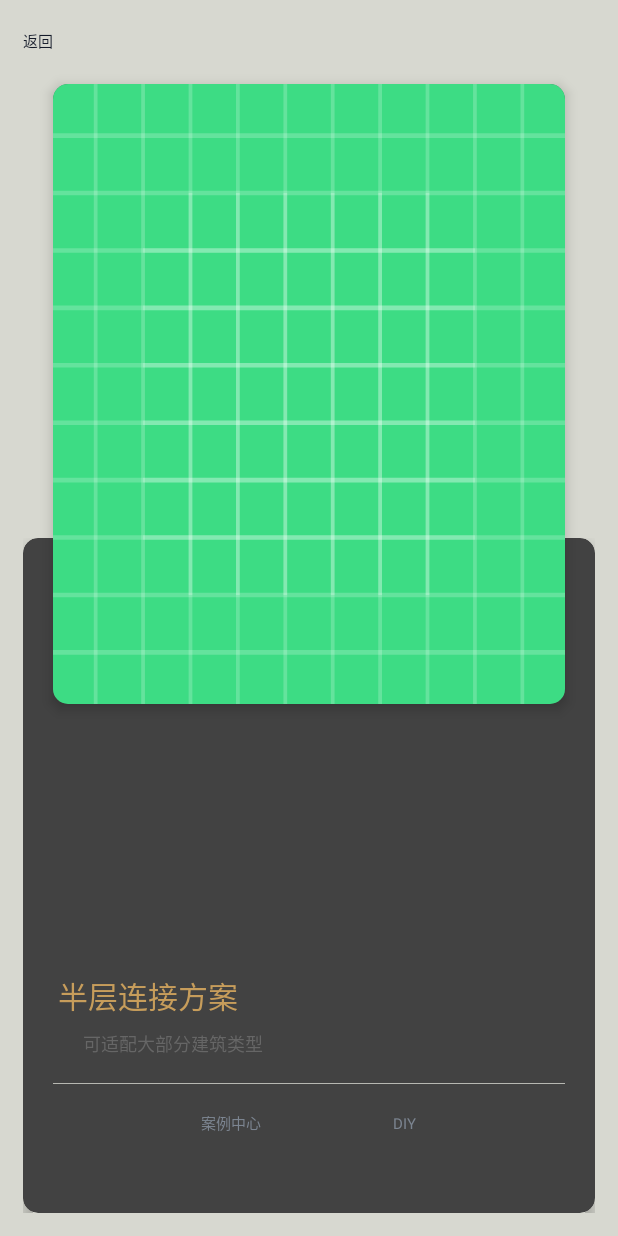
After one commit to HeroLBJ/OTIS, an Android app: the layout activity_aeeb_more_detail.xml on its own in the app's theme, with its tools: preview values and no code run, on a phone screen of 412 x 824 dp. The commit adds this screen. Run offline under Robolectric (Android 15) with nearby library versions, the phone set to English and light mode, and no system bars; Roboto replaces fonts that are not available here.

Commit message:
多 详情

```diff
--- a/OTIS/app/src/main/AndroidManifest.xml
+++ b/OTIS/app/src/main/AndroidManifest.xml
@@ -14,7 +14,8 @@
         android:roundIcon="@mipmap/ic_launcher_round"
         android:supportsRtl="true"
         android:theme="@style/Theme.AEEB">
-        <activity android:name=".ui.aeeb.more.AeebMoreActivity"></activity>
+        <activity android:name=".ui.aeeb.more.detail.AeebMoreDetailActivity"></activity>
+        <activity android:name=".ui.aeeb.more.AeebMoreActivity" />
         <activity android:name=".ui.aeeb.pretty.AeebPrettyActivity" />
         <activity android:name=".ui.aeeb.spare.AeebSpareActivity" />
         <activity android:name=".ui.aeeb.good.AeebGoodActivity" />
--- a/OTIS/app/src/main/java/com/bocweb/otis/ui/aeeb/more/child/AeebMoreChildAdapter.kt
+++ b/OTIS/app/src/main/java/com/bocweb/otis/ui/aeeb/more/child/AeebMoreChildAdapter.kt
@@ -1,7 +1,11 @@
 package com.bocweb.otis.ui.aeeb.more.child
 
+import android.content.Intent
+import android.view.View
 import com.bocweb.otis.R
 import com.bocweb.otis.ui.aeeb.common.AeebInfo
+import com.bocweb.otis.ui.aeeb.more.detail.AeebMoreDetailActivity
+import com.bocweb.otis.util.setClickNoRepeat
 import com.chad.library.adapter.base.BaseQuickAdapter
 import com.chad.library.adapter.base.viewholder.BaseViewHolder
 
@@ -12,9 +16,14 @@ class AeebMoreChildAdapter(data: MutableList<AeebInfo>) :
     override fun convert(holder: BaseViewHolder, item: AeebInfo) {
         holder.apply {
             setBackgroundColor(R.id.iv_bg, item.image1)
-            setText(R.id.tv_title,item.title)
-            setText(R.id.tv_desc,item.desc1)
-            setBackgroundColor(R.id.iv_no,item.image2)
+            setText(R.id.tv_title, item.title)
+            setText(R.id.tv_desc, item.desc1)
+            setBackgroundColor(R.id.iv_no, item.image2)
+
+            getView<View>(R.id.action).setClickNoRepeat {
+                val intent = Intent(context, AeebMoreDetailActivity::class.java)
+                context.startActivity(intent)
+            }
         }
     }
 }
--- /dev/null
+++ b/OTIS/app/src/main/java/com/bocweb/otis/ui/aeeb/more/detail/AeebMoreDetailActivity.kt
@@ -0,0 +1,12 @@
+package com.bocweb.otis.ui.aeeb.more.detail
+
+import com.bocweb.otis.R
+import com.bocweb.otis.app.base.BaseFragment
+
+class AeebMoreDetailActivity : BaseFragment() {
+    override fun getLayoutId() = R.layout.activity_aeeb_more_detail
+
+    override fun initView() {
+
+    }
+}
--- /dev/null
+++ b/OTIS/app/src/main/res/layout/activity_aeeb_more_detail.xml
@@ -0,0 +1,119 @@
+<?xml version="1.0" encoding="utf-8"?>
+<RelativeLayout xmlns:android="http://schemas.android.com/apk/res/android"
+    xmlns:app="http://schemas.android.com/apk/res-auto"
+    xmlns:tools="http://schemas.android.com/tools"
+    android:layout_width="match_parent"
+    android:layout_height="match_parent"
+    android:background="@color/page_bg"
+    tools:context=".ui.aeeb.more.detail.AeebMoreDetailActivity">
+
+    <TextView
+        android:id="@+id/tv_back"
+        style="@style/title_bold"
+        android:layout_width="wrap_content"
+        android:layout_height="wrap_content"
+        android:layout_marginStart="15dp"
+        android:layout_marginTop="20dp"
+        android:text="返回"
+        android:textSize="10sp" />
+
+    <RelativeLayout
+        android:layout_width="match_parent"
+        android:layout_height="450dp"
+        android:layout_alignParentBottom="true"
+        android:layout_marginStart="15dp"
+        android:layout_marginEnd="15dp"
+        android:layout_marginBottom="15dp">
+
+        <androidx.cardview.widget.CardView
+            android:layout_width="match_parent"
+            android:layout_height="match_parent"
+            app:cardCornerRadius="10dp"
+            app:cardElevation="5dp"
+            app:cardMaxElevation="10dp">
+
+            <LinearLayout
+                android:layout_width="wrap_content"
+                android:layout_height="wrap_content"
+                android:orientation="vertical">
+
+                <TextView
+                    style="@style/title_bold"
+                    android:layout_width="wrap_content"
+                    android:layout_height="wrap_content"
+                    android:layout_marginStart="23dp"
+                    android:layout_marginTop="290dp"
+                    android:text="半层连接方案"
+                    android:textColor="@color/text_color_select"
+                    android:textSize="20sp" />
+
+                <TextView
+                    style="@style/title_bold"
+                    android:layout_width="wrap_content"
+                    android:layout_height="wrap_content"
+                    android:layout_marginStart="40dp"
+                    android:layout_marginTop="@dimen/dp_10"
+                    android:text="可适配大部分建筑类型"
+                    android:textColor="#666"
+                    android:textSize="12sp" />
+
+                <View
+                    android:layout_width="wrap_content"
+                    android:layout_height="0.5dp"
+                    android:layout_marginStart="20dp"
+                    android:layout_marginTop="17.5dp"
+                    android:layout_marginEnd="20dp"
+                    android:background="#B7B8B2" />
+
+                <LinearLayout
+                    android:layout_width="match_parent"
+                    android:layout_height="wrap_content"
+                    android:layout_marginTop="18dp"
+                    android:gravity="center_horizontal"
+                    android:orientation="horizontal">
+
+                    <TextView
+                        android:layout_width="wrap_content"
+                        android:layout_height="wrap_content"
+                        android:drawablePadding="3.5dp"
+                        android:text="案例中心"
+                        android:textColor="#7C8591"
+                        android:textSize="10sp" />
+
+                    <TextView
+                        android:layout_width="wrap_content"
+                        android:layout_height="wrap_content"
+                        android:layout_marginStart="88dp"
+                        android:drawablePadding="3.5dp"
+                        android:text="DIY"
+                        android:textColor="#7C8591"
+                        android:textSize="10sp" />
+                </LinearLayout>
+
+
+            </LinearLayout>
+
+        </androidx.cardview.widget.CardView>
+    </RelativeLayout>
+
+
+    <androidx.cardview.widget.CardView
+        android:layout_width="match_parent"
+        android:layout_height="413.5dp"
+        android:layout_marginStart="35dp"
+        android:layout_marginTop="56dp"
+        android:layout_marginEnd="35dp"
+        app:cardCornerRadius="10dp"
+        app:cardElevation="5dp"
+        app:cardMaxElevation="10dp">
+
+        <ImageView
+            android:layout_width="match_parent"
+            android:layout_height="match_parent"
+            android:background="@drawable/ic_launcher_background"
+            android:scaleType="centerCrop" />
+
+    </androidx.cardview.widget.CardView>
+
+
+</RelativeLayout>
--- a/OTIS/app/src/main/res/layout/adapter_aeeb_more_child.xml
+++ b/OTIS/app/src/main/res/layout/adapter_aeeb_more_child.xml
@@ -5,6 +5,7 @@
     android:layout_height="match_parent">
 
     <androidx.cardview.widget.CardView
+        android:id="@+id/action"
         android:layout_width="match_parent"
         android:layout_height="412.5dp"
         android:layout_marginStart="59dp"
```
